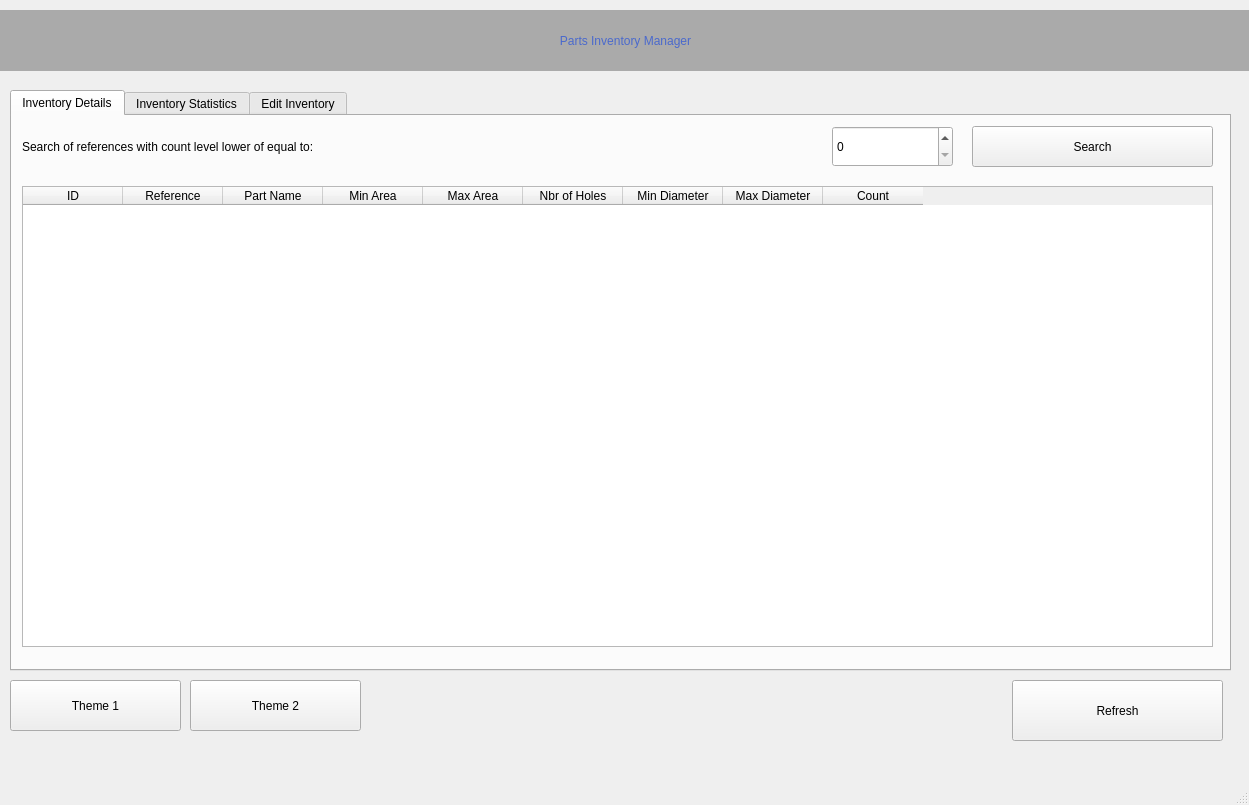
This is VIDEO/Build_Real_Software_with_Python_PyQt5_and_QTDesigner/my/main.ui in syurskyi/QT as Qt 5 draws it before an edit. The edited form follows.
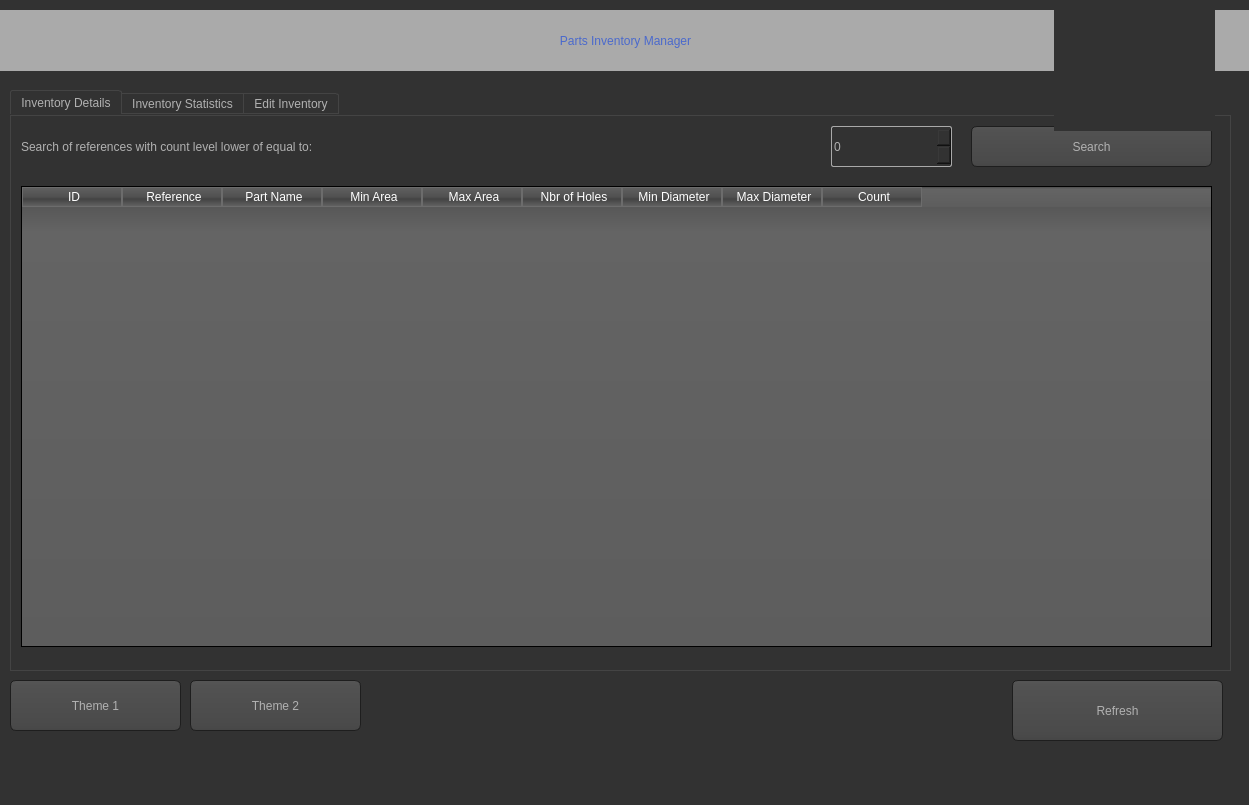
This is the edited form. The open tabs and pages were chosen to show the change. Icons and pictures are not drawn.

Commit message: Committed 18. Add CSS Style to the GUI form in QT Designer

Diff of the .ui file:
```diff
--- a/VIDEO/Build_Real_Software_with_Python_PyQt5_and_QTDesigner/my/main.ui
+++ b/VIDEO/Build_Real_Software_with_Python_PyQt5_and_QTDesigner/my/main.ui
@@ -14,7 +14,524 @@
    <string>Parts Inventory Manager</string>
   </property>
   <property name="styleSheet">
-   <string notr="true"/>
+   <string notr="true">QToolTip
+{
+     border: 1px solid black;
+     background-color: #ffa02f;
+     padding: 1px;
+     border-radius: 3px;
+     opacity: 100;
+}
+
+QWidget
+{
+    color: #b1b1b1;
+    background-color: #323232;
+}
+
+QTreeView, QListView
+{
+    background-color: silver;
+    margin-left: 5px;
+}
+
+QWidget:item:hover
+{
+    background-color: QLinearGradient( x1: 0, y1: 0, x2: 0, y2: 1, stop: 0 #ffa02f, stop: 1 #ca0619);
+    color: #000000;
+}
+
+QWidget:item:selected
+{
+    background-color: QLinearGradient( x1: 0, y1: 0, x2: 0, y2: 1, stop: 0 #ffa02f, stop: 1 #d7801a);
+}
+
+QMenuBar::item
+{
+    background: transparent;
+}
+
+QMenuBar::item:selected
+{
+    background: transparent;
+    border: 1px solid #ffaa00;
+}
+
+QMenuBar::item:pressed
+{
+    background: #444;
+    border: 1px solid #000;
+    background-color: QLinearGradient(
+        x1:0, y1:0,
+        x2:0, y2:1,
+        stop:1 #212121,
+        stop:0.4 #343434/*,
+        stop:0.2 #343434,
+        stop:0.1 #ffaa00*/
+    );
+    margin-bottom:-1px;
+    padding-bottom:1px;
+}
+
+QMenu
+{
+    border: 1px solid #000;
+}
+
+QMenu::item
+{
+    padding: 2px 20px 2px 20px;
+}
+
+QMenu::item:selected
+{
+    color: #000000;
+}
+
+QWidget:disabled
+{
+    color: #808080;
+    background-color: #323232;
+}
+
+QAbstractItemView
+{
+    background-color: QLinearGradient( x1: 0, y1: 0, x2: 0, y2: 1, stop: 0 #4d4d4d, stop: 0.1 #646464, stop: 1 #5d5d5d);
+}
+
+QWidget:focus
+{
+    /*border: 1px solid darkgray;*/
+}
+
+QLineEdit
+{
+    background-color: QLinearGradient( x1: 0, y1: 0, x2: 0, y2: 1, stop: 0 #4d4d4d, stop: 0 #646464, stop: 1 #5d5d5d);
+    padding: 1px;
+    border-style: solid;
+    border: 1px solid #1e1e1e;
+    border-radius: 5;
+}
+
+QPushButton
+{
+    color: #b1b1b1;
+    background-color: QLinearGradient( x1: 0, y1: 0, x2: 0, y2: 1, stop: 0 #565656, stop: 0.1 #525252, stop: 0.5 #4e4e4e, stop: 0.9 #4a4a4a, stop: 1 #464646);
+    border-width: 1px;
+    border-color: #1e1e1e;
+    border-style: solid;
+    border-radius: 6;
+    padding: 3px;
+    font-size: 12px;
+    padding-left: 5px;
+    padding-right: 5px;
+    min-width: 40px;
+}
+
+QPushButton:pressed
+{
+    background-color: QLinearGradient( x1: 0, y1: 0, x2: 0, y2: 1, stop: 0 #2d2d2d, stop: 0.1 #2b2b2b, stop: 0.5 #292929, stop: 0.9 #282828, stop: 1 #252525);
+}
+
+QComboBox
+{
+    selection-background-color: #ffaa00;
+    background-color: QLinearGradient( x1: 0, y1: 0, x2: 0, y2: 1, stop: 0 #565656, stop: 0.1 #525252, stop: 0.5 #4e4e4e, stop: 0.9 #4a4a4a, stop: 1 #464646);
+    border-style: solid;
+    border: 1px solid #1e1e1e;
+    border-radius: 5;
+}
+
+QComboBox:hover,QPushButton:hover
+{
+    border: 2px solid QLinearGradient( x1: 0, y1: 0, x2: 0, y2: 1, stop: 0 #ffa02f, stop: 1 #d7801a);
+}
+
+
+QComboBox:on
+{
+    padding-top: 3px;
+    padding-left: 4px;
+    background-color: QLinearGradient( x1: 0, y1: 0, x2: 0, y2: 1, stop: 0 #2d2d2d, stop: 0.1 #2b2b2b, stop: 0.5 #292929, stop: 0.9 #282828, stop: 1 #252525);
+    selection-background-color: #ffaa00;
+}
+
+QComboBox QAbstractItemView
+{
+    border: 2px solid darkgray;
+    selection-background-color: QLinearGradient( x1: 0, y1: 0, x2: 0, y2: 1, stop: 0 #ffa02f, stop: 1 #d7801a);
+}
+
+QComboBox::drop-down
+{
+     subcontrol-origin: padding;
+     subcontrol-position: top right;
+     width: 15px;
+
+     border-left-width: 0px;
+     border-left-color: darkgray;
+     border-left-style: solid; /* just a single line */
+     border-top-right-radius: 3px; /* same radius as the QComboBox */
+     border-bottom-right-radius: 3px;
+ }
+
+QComboBox::down-arrow
+{
+     image: url(:/dark_orange/img/down_arrow.png);
+}
+
+QGroupBox
+{
+    border: 1px solid darkgray;
+    margin-top: 10px;
+}
+
+QGroupBox:focus
+{
+    border: 1px solid darkgray;
+}
+
+QTextEdit:focus
+{
+    border: 1px solid darkgray;
+}
+
+QScrollBar:horizontal {
+     border: 1px solid #222222;
+     background: QLinearGradient( x1: 0, y1: 0, x2: 0, y2: 1, stop: 0.0 #121212, stop: 0.2 #282828, stop: 1 #484848);
+     height: 7px;
+     margin: 0px 16px 0 16px;
+}
+
+QScrollBar::handle:horizontal
+{
+      background: QLinearGradient( x1: 0, y1: 0, x2: 1, y2: 0, stop: 0 #ffa02f, stop: 0.5 #d7801a, stop: 1 #ffa02f);
+      min-height: 20px;
+      border-radius: 2px;
+}
+
+QScrollBar::add-line:horizontal {
+      border: 1px solid #1b1b19;
+      border-radius: 2px;
+      background: QLinearGradient( x1: 0, y1: 0, x2: 1, y2: 0, stop: 0 #ffa02f, stop: 1 #d7801a);
+      width: 14px;
+      subcontrol-position: right;
+      subcontrol-origin: margin;
+}
+
+QScrollBar::sub-line:horizontal {
+      border: 1px solid #1b1b19;
+      border-radius: 2px;
+      background: QLinearGradient( x1: 0, y1: 0, x2: 1, y2: 0, stop: 0 #ffa02f, stop: 1 #d7801a);
+      width: 14px;
+     subcontrol-position: left;
+     subcontrol-origin: margin;
+}
+
+QScrollBar::right-arrow:horizontal, QScrollBar::left-arrow:horizontal
+{
+      border: 1px solid black;
+      width: 1px;
+      height: 1px;
+      background: white;
+}
+
+QScrollBar::add-page:horizontal, QScrollBar::sub-page:horizontal
+{
+      background: none;
+}
+
+QScrollBar:vertical
+{
+      background: QLinearGradient( x1: 0, y1: 0, x2: 1, y2: 0, stop: 0.0 #121212, stop: 0.2 #282828, stop: 1 #484848);
+      width: 7px;
+      margin: 16px 0 16px 0;
+      border: 1px solid #222222;
+}
+
+QScrollBar::handle:vertical
+{
+      background: QLinearGradient( x1: 0, y1: 0, x2: 0, y2: 1, stop: 0 #ffa02f, stop: 0.5 #d7801a, stop: 1 #ffa02f);
+      min-height: 20px;
+      border-radius: 2px;
+}
+
+QScrollBar::add-line:vertical
+{
+      border: 1px solid #1b1b19;
+      border-radius: 2px;
+      background: QLinearGradient( x1: 0, y1: 0, x2: 0, y2: 1, stop: 0 #ffa02f, stop: 1 #d7801a);
+      height: 14px;
+      subcontrol-position: bottom;
+      subcontrol-origin: margin;
+}
+
+QScrollBar::sub-line:vertical
+{
+      border: 1px solid #1b1b19;
+      border-radius: 2px;
+      background: QLinearGradient( x1: 0, y1: 0, x2: 0, y2: 1, stop: 0 #d7801a, stop: 1 #ffa02f);
+      height: 14px;
+      subcontrol-position: top;
+      subcontrol-origin: margin;
+}
+
+QScrollBar::up-arrow:vertical, QScrollBar::down-arrow:vertical
+{
+      border: 1px solid black;
+      width: 1px;
+      height: 1px;
+      background: white;
+}
+
+
+QScrollBar::add-page:vertical, QScrollBar::sub-page:vertical
+{
+      background: none;
+}
+
+QTextEdit
+{
+    background-color: #242424;
+}
+
+QPlainTextEdit
+{
+    background-color: #242424;
+}
+
+QHeaderView::section
+{
+    background-color: QLinearGradient(x1:0, y1:0, x2:0, y2:1, stop:0 #616161, stop: 0.5 #505050, stop: 0.6 #434343, stop:1 #656565);
+    color: white;
+    padding-left: 4px;
+    border: 1px solid #6c6c6c;
+}
+
+QCheckBox:disabled
+{
+color: #414141;
+}
+
+QDockWidget::title
+{
+    text-align: center;
+    spacing: 3px; /* spacing between items in the tool bar */
+    background-color: QLinearGradient(x1:0, y1:0, x2:0, y2:1, stop:0 #323232, stop: 0.5 #242424, stop:1 #323232);
+}
+
+QDockWidget::close-button, QDockWidget::float-button
+{
+    text-align: center;
+    spacing: 1px; /* spacing between items in the tool bar */
+    background-color: QLinearGradient(x1:0, y1:0, x2:0, y2:1, stop:0 #323232, stop: 0.5 #242424, stop:1 #323232);
+}
+
+QDockWidget::close-button:hover, QDockWidget::float-button:hover
+{
+    background: #242424;
+}
+
+QDockWidget::close-button:pressed, QDockWidget::float-button:pressed
+{
+    padding: 1px -1px -1px 1px;
+}
+
+QMainWindow::separator
+{
+    background-color: QLinearGradient(x1:0, y1:0, x2:0, y2:1, stop:0 #161616, stop: 0.5 #151515, stop: 0.6 #212121, stop:1 #343434);
+    color: white;
+    padding-left: 4px;
+    border: 1px solid #4c4c4c;
+    spacing: 3px; /* spacing between items in the tool bar */
+}
+
+QMainWindow::separator:hover
+{
+
+    background-color: QLinearGradient(x1:0, y1:0, x2:0, y2:1, stop:0 #d7801a, stop:0.5 #b56c17 stop:1 #ffa02f);
+    color: white;
+    padding-left: 4px;
+    border: 1px solid #6c6c6c;
+    spacing: 3px; /* spacing between items in the tool bar */
+}
+
+QToolBar::handle
+{
+     spacing: 3px; /* spacing between items in the tool bar */
+     background: url(:/dark_orange/img/handle.png);
+}
+
+QMenu::separator
+{
+    height: 2px;
+    background-color: QLinearGradient(x1:0, y1:0, x2:0, y2:1, stop:0 #161616, stop: 0.5 #151515, stop: 0.6 #212121, stop:1 #343434);
+    color: white;
+    padding-left: 4px;
+    margin-left: 10px;
+    margin-right: 5px;
+}
+
+QProgressBar
+{
+    border: 2px solid grey;
+    border-radius: 5px;
+    text-align: center;
+}
+
+QProgressBar::chunk
+{
+    background-color: #d7801a;
+    width: 2.15px;
+    margin: 0.5px;
+}
+
+QTabBar::tab {
+    color: #b1b1b1;
+    border: 1px solid #444;
+    border-bottom-style: none;
+    background-color: #323232;
+    padding-left: 10px;
+    padding-right: 10px;
+    padding-top: 3px;
+    padding-bottom: 2px;
+    margin-right: -1px;
+}
+
+QTabWidget::pane {
+    border: 1px solid #444;
+    top: 1px;
+}
+
+QTabBar::tab:last
+{
+    margin-right: 0; /* the last selected tab has nothing to overlap with on the right */
+    border-top-right-radius: 3px;
+}
+
+QTabBar::tab:first:!selected
+{
+ margin-left: 0px; /* the last selected tab has nothing to overlap with on the right */
+
+
+    border-top-left-radius: 3px;
+}
+
+QTabBar::tab:!selected
+{
+    color: #b1b1b1;
+    border-bottom-style: solid;
+    margin-top: 3px;
+    background-color: QLinearGradient(x1:0, y1:0, x2:0, y2:1, stop:1 #212121, stop:.4 #343434);
+}
+
+QTabBar::tab:selected
+{
+    border-top-left-radius: 3px;
+    border-top-right-radius: 3px;
+    margin-bottom: 0px;
+}
+
+QTabBar::tab:!selected:hover
+{
+    /*border-top: 2px solid #ffaa00;
+    padding-bottom: 3px;*/
+    border-top-left-radius: 3px;
+    border-top-right-radius: 3px;
+    background-color: QLinearGradient(x1:0, y1:0, x2:0, y2:1, stop:1 #212121, stop:0.4 #343434, stop:0.2 #343434, stop:0.1 #ffaa00);
+}
+
+QRadioButton::indicator:checked, QRadioButton::indicator:unchecked{
+    color: #b1b1b1;
+    background-color: #323232;
+    border: 1px solid #b1b1b1;
+    border-radius: 6px;
+}
+
+QRadioButton::indicator:checked
+{
+    background-color: qradialgradient(
+        cx: 0.5, cy: 0.5,
+        fx: 0.5, fy: 0.5,
+        radius: 1.0,
+        stop: 0.25 #ffaa00,
+        stop: 0.3 #323232
+    );
+}
+
+QCheckBox::indicator{
+    color: #b1b1b1;
+    background-color: #323232;
+    border: 1px solid #b1b1b1;
+    width: 9px;
+    height: 9px;
+}
+
+QRadioButton::indicator
+{
+    border-radius: 6px;
+}
+
+QRadioButton::indicator:hover, QCheckBox::indicator:hover
+{
+    border: 1px solid #ffaa00;
+}
+
+QCheckBox::indicator:checked
+{
+    image:url(:/dark_orange/img/checkbox.png);
+}
+
+QCheckBox::indicator:disabled, QRadioButton::indicator:disabled
+{
+    border: 1px solid #444;
+}
+
+
+QSlider::groove:horizontal {
+    border: 1px solid #3A3939;
+    height: 8px;
+    background: #201F1F;
+    margin: 2px 0;
+    border-radius: 2px;
+}
+
+QSlider::handle:horizontal {
+    background: QLinearGradient( x1: 0, y1: 0, x2: 0, y2: 1,
+      stop: 0.0 silver, stop: 0.2 #a8a8a8, stop: 1 #727272);
+    border: 1px solid #3A3939;
+    width: 14px;
+    height: 14px;
+    margin: -4px 0;
+    border-radius: 2px;
+}
+
+QSlider::groove:vertical {
+    border: 1px solid #3A3939;
+    width: 8px;
+    background: #201F1F;
+    margin: 0 0px;
+    border-radius: 2px;
+}
+
+QSlider::handle:vertical {
+    background: QLinearGradient( x1: 0, y1: 0, x2: 0, y2: 1, stop: 0.0 silver,
+      stop: 0.2 #a8a8a8, stop: 1 #727272);
+    border: 1px solid #3A3939;
+    width: 14px;
+    height: 14px;
+    margin: 0 -4px;
+    border-radius: 2px;
+}
+
+QAbstractSpinBox {
+    padding-top: 2px;
+    padding-bottom: 2px;
+    border: 1px solid darkgray;
+
+    border-radius: 2px;
+    min-width: 50px;
+}</string>
   </property>
   <widget class="QWidget" name="centralwidget">
    <widget class="QTabWidget" name="tabWidget">
```
Left out of the diff: 2 changed lines with no effect on the pictures. The commit also changes 1 other file.
